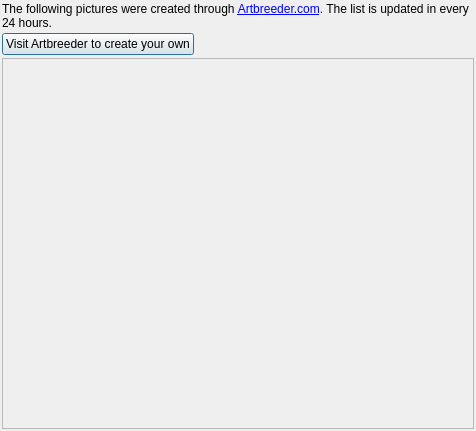
zkovari/plotlyst, file ui/artbreeder_picker_dialog.ui: the form before one commit.
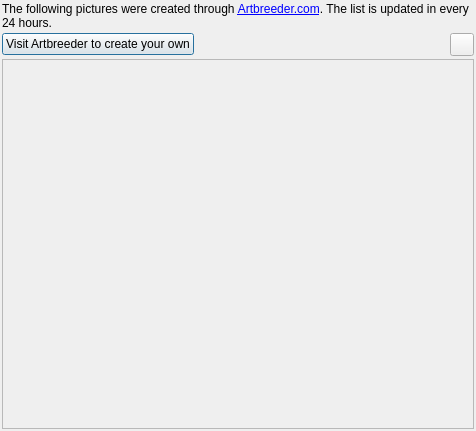
The form after the commit.

Patch:
```diff
--- a/ui/artbreeder_picker_dialog.ui
+++ b/ui/artbreeder_picker_dialog.ui
@@ -81,9 +81,6 @@
        <property name="toolTip">
         <string>&lt;html&gt;&lt;head/&gt;&lt;body&gt;&lt;p&gt;&lt;span style=&quot; font-style:italic;&quot;&gt;The images are licensed under the &lt;/span&gt;&lt;span style=&quot; font-weight:600; font-style:italic; color:#130bff;&quot;&gt;Creative Commons&lt;/span&gt;&lt;span style=&quot; font-style:italic;&quot;&gt;. The images may be used for personal and commercial use. You can also modify and adapt the original work.&lt;/span&gt;&lt;/p&gt;&lt;/body&gt;&lt;/html&gt;</string>
        </property>
-       <property name="styleSheet">
-        <string notr="true">border:0px;</string>
-       </property>
        <property name="text">
         <string/>
        </property>
@@ -102,7 +99,7 @@
         <x>0</x>
         <y>0</y>
         <width>470</width>
-        <height>365</height>
+        <height>366</height>
        </rect>
       </property>
       <layout class="QVBoxLayout" name="verticalLayout_2">
```
Left out of the diff: 6 changed lines with no effect on the pictures.
